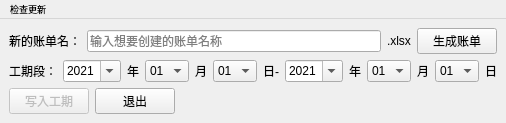
Qt form creatsheet.ui (labulac/creatsheet) before a commit.
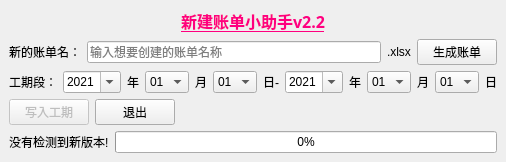
The same form after that commit.

```diff
--- a/creatsheet.ui
+++ b/creatsheet.ui
@@ -10,7 +10,7 @@
     <x>0</x>
     <y>0</y>
     <width>500</width>
-    <height>123</height>
+    <height>158</height>
    </rect>
   </property>
   <property name="sizePolicy">
@@ -23,8 +23,27 @@
    <string>新建账单小助手v2.0         完成于2021年6月18日</string>
   </property>
   <widget class="QWidget" name="centralwidget">
-   <layout class="QGridLayout" name="gridLayout">
-    <item row="0" column="0" colspan="2">
+   <layout class="QVBoxLayout" name="verticalLayout">
+    <item>
+     <widget class="QLabel" name="label_5">
+      <property name="font">
+       <font>
+        <family>Agency FB</family>
+        <pointsize>12</pointsize>
+        <weight>75</weight>
+        <bold>true</bold>
+        <underline>true</underline>
+       </font>
+      </property>
+      <property name="text">
+       <string>&lt;html&gt;&lt;head/&gt;&lt;body&gt;&lt;p&gt;&lt;span style=&quot; color:#ff007f;&quot;&gt;新建账单小助手v2.2&lt;/span&gt;&lt;/p&gt;&lt;/body&gt;&lt;/html&gt;</string>
+      </property>
+      <property name="alignment">
+       <set>Qt::AlignCenter</set>
+      </property>
+     </widget>
+    </item>
+    <item>
      <layout class="QHBoxLayout" name="horizontalLayout">
       <item>
        <widget class="QLabel" name="label">
@@ -56,7 +75,7 @@
       </item>
      </layout>
     </item>
-    <item row="1" column="0" colspan="2">
+    <item>
      <layout class="QHBoxLayout" name="horizontalLayout_2">
       <item>
        <widget class="QLabel" name="label_3">
@@ -669,7 +688,9 @@
       </item>
      </layout>
     </item>
-    <item row="2" column="0">
+    <item>
+     <layout class="QHBoxLayout" name="horizontalLayout_4">
+      <item>
      <layout class="QHBoxLayout" name="horizontalLayout_3">
       <item>
        <widget class="QPushButton" name="pushButton_2">
@@ -705,7 +726,7 @@
       </item>
      </layout>
     </item>
-    <item row="2" column="1">
+      <item>
      <widget class="QLabel" name="yiyan_label">
       <property name="font">
        <font>
@@ -722,27 +743,26 @@
      </widget>
     </item>
    </layout>
-  </widget>
-  <widget class="QMenuBar" name="menubar">
-   <property name="geometry">
-    <rect>
-     <x>0</x>
-     <y>0</y>
-     <width>500</width>
-     <height>18</height>
-    </rect>
-   </property>
-   <property name="font">
-    <font>
-     <pointsize>7</pointsize>
-    </font>
-   </property>
-   <widget class="QMenu" name="menu11">
-    <property name="title">
-     <string>检查更新</string>
-    </property>
-   </widget>
-   <addaction name="menu11"/>
+    </item>
+    <item>
+     <layout class="QHBoxLayout" name="horizontalLayout_5">
+      <item>
+       <widget class="QLabel" name="label_4">
+        <property name="text">
+         <string>没有检测到新版本!</string>
+        </property>
+       </widget>
+      </item>
+      <item>
+       <widget class="QProgressBar" name="progressBar">
+        <property name="value">
+         <number>0</number>
+        </property>
+       </widget>
+      </item>
+     </layout>
+    </item>
+   </layout>
   </widget>
  </widget>
  <resources/>
```
Left out of the diff: 2 changed lines with no effect on the pictures. Lines whose indentation alone changed are shown as unchanged.
